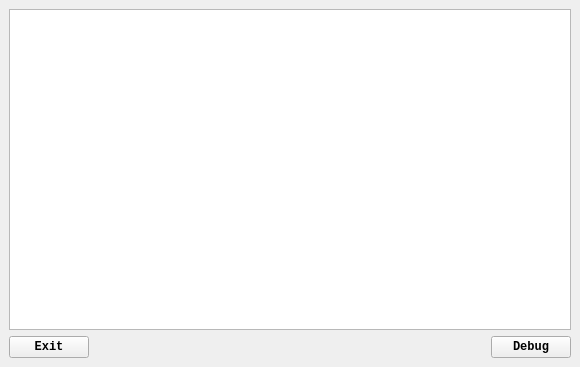
This is gene_count/mainwindow.ui in emptyewer/deepn- as Qt 5 draws it before an edit. The edited form follows.
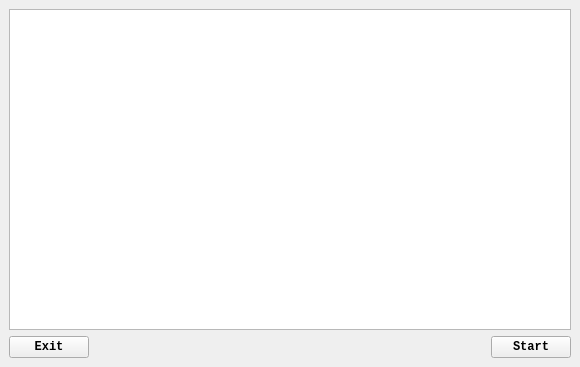
This is the edited form.

```diff
--- a/gene_count/mainwindow.ui
+++ b/gene_count/mainwindow.ui
@@ -59,7 +59,7 @@
       <item>
        <widget class="QPushButton" name="debug_btn">
         <property name="text">
-         <string>Debug</string>
+         <string>Start</string>
         </property>
        </widget>
       </item>
```
Left out of the diff: 2 changed lines with no effect on the pictures.
